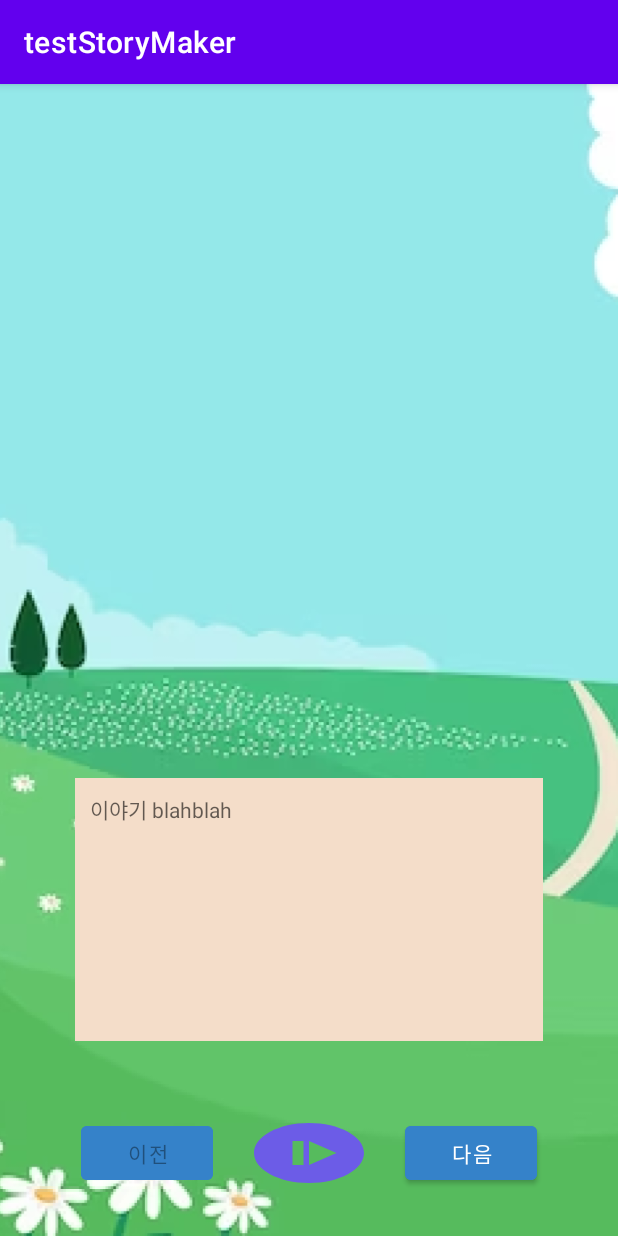
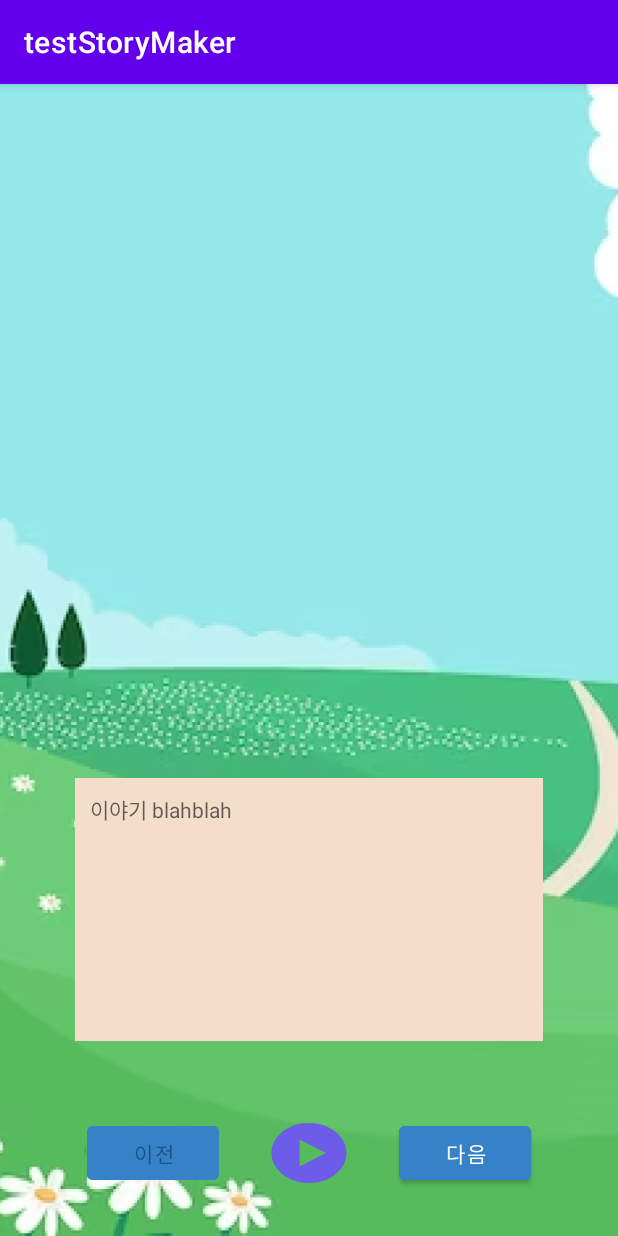
Before and after one commit to KangJuHyeong/Story_Maker, an Android app: the StoryProgress screen opened directly, with no data from a screen before it, on a phone screen of 412 x 824 dp. Run offline under Robolectric (Android 15) with nearby library versions, the phone set to English and light mode, and no system bars; pictures from the network do not load.

Commit message:
tts 수정

```diff
--- /dev/null
+++ b/app/src/main/res/drawable/baseline_play_circle_24.xml
@@ -0,0 +1,5 @@
+<vector android:height="24dp" android:tint="#000000"
+    android:viewportHeight="24" android:viewportWidth="24"
+    android:width="24dp" xmlns:android="http://schemas.android.com/apk/res/android">
+    <path android:fillColor="@android:color/white" android:pathData="M12,2C6.48,2 2,6.48 2,12s4.48,10 10,10s10,-4.48 10,-10S17.52,2 12,2zM9.5,16.5v-9l7,4.5L9.5,16.5z"/>
+</vector>
--- /dev/null
+++ b/app/src/main/res/drawable/baseline_stop_circle_24.xml
@@ -0,0 +1,5 @@
+<vector android:height="24dp" android:tint="#000000"
+    android:viewportHeight="24" android:viewportWidth="24"
+    android:width="24dp" xmlns:android="http://schemas.android.com/apk/res/android">
+    <path android:fillColor="@android:color/white" android:pathData="M12,2C6.48,2 2,6.48 2,12c0,5.52 4.48,10 10,10s10,-4.48 10,-10C22,6.48 17.52,2 12,2zM16,16H8V8h8V16z"/>
+</vector>
--- a/app/src/main/res/layout/activity_story_progress.xml
+++ b/app/src/main/res/layout/activity_story_progress.xml
@@ -64,12 +64,12 @@
             android:text="이전">
         </Button>
         <androidx.appcompat.widget.AppCompatButton
-            android:layout_width="wrap_content"
+            android:layout_width="60dp"
             android:layout_height="wrap_content"
             android:layout_gravity="center"
-            android:background="@drawable/baseline_not_started_24"
+            android:background="@drawable/baseline_play_circle_24"
             android:backgroundTint="#6C5CE7"
-            android:layout_margin="10dp"
+            android:layout_margin="20dp"
             android:id="@+id/play_btn"
             >
         </androidx.appcompat.widget.AppCompatButton>
```
Also changed, not shown: app/src/main/java/com/example/teststorymaker/StoryProgress.kt (+18 -3 lines).
